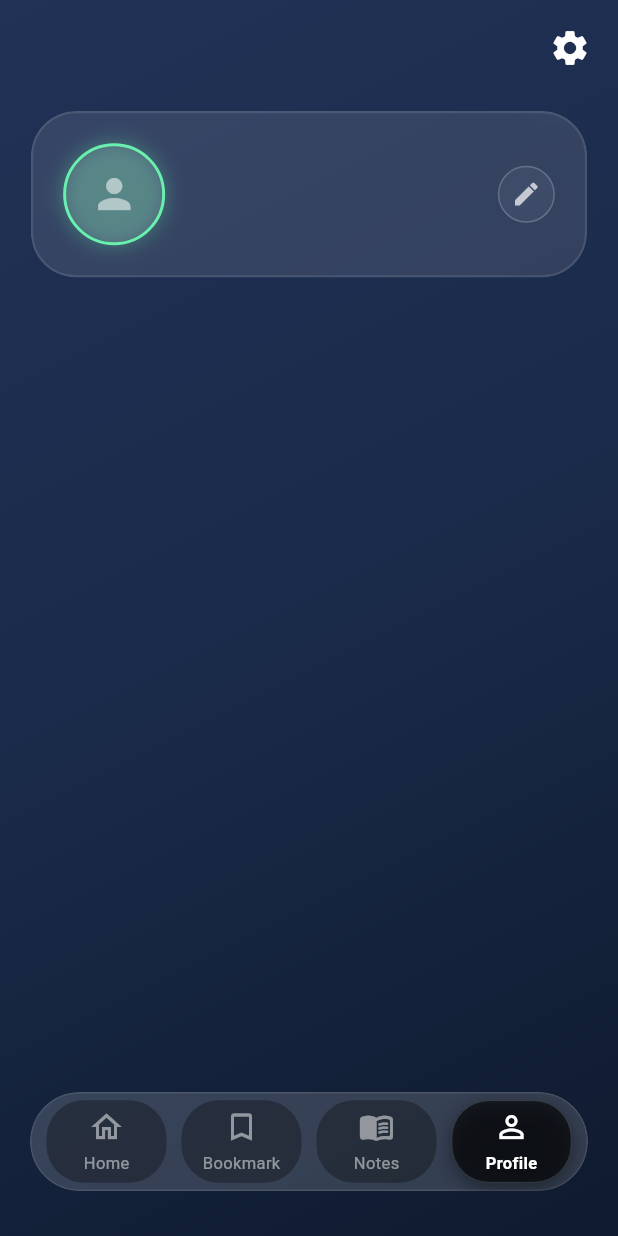
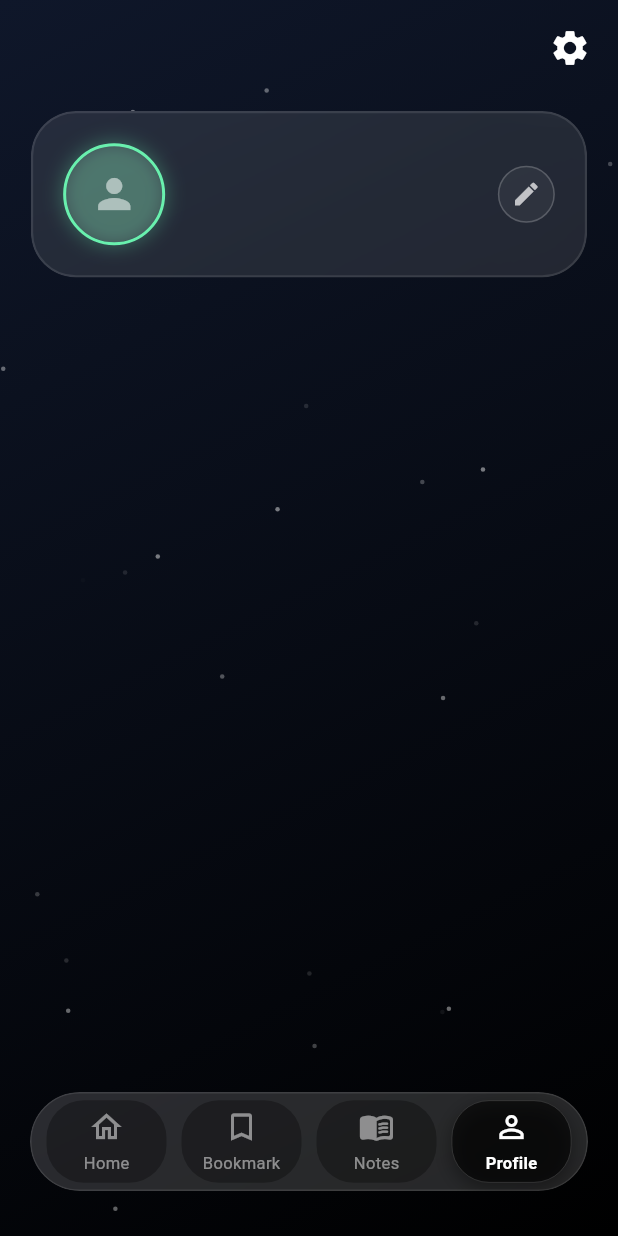
Before and after one commit to Ryan0221/cikgoo_math_ai, a Flutter app: the screen it shows once a user with an empty profile is signed in, item 4 of the bottom bar chosen, on a phone screen of 412 x 824 dp. Run offline on Flutter 3.47's test engine with Material 3 defaults, Android fonts, the phone set to English and light mode, and no system bars; our stand-ins replace cloud_firestore, file_picker, firebase_auth, firebase_core, firebase_storage, flutter_dotenv and 4 more; missing offline and left inert: flutter_math_fork, syncfusion_flutter_pdfviewer; accounts and stored records are empty; network calls fail.

Commit message:
Edit Update, add theme selection

```diff
--- a/lib/pages/first_page.dart
+++ b/lib/pages/first_page.dart
@@ -6,6 +6,7 @@ import 'package:cikgoo_math_ai/pages/notes.dart';
 import 'package:cikgoo_math_ai/pages/profile.dart';
 import 'package:cikgoo_math_ai/pages/bookmark.dart';
 
+import '../services/theme_manager.dart';
 import 'home.dart';
 
 class FirstPage extends StatefulWidget {
@@ -33,8 +34,14 @@ class _FirstPageState extends State<FirstPage> {
 
   @override
   Widget build(BuildContext context) {
+    // Listen to theme changes to rebuild the scaffold and nav bar
+    return ValueListenableBuilder<String>(
+        valueListenable: appThemeNotifier,
+        builder: (context, themeStr, child) {
+          bool isLight = themeStr == 'light';
+
           return Scaffold(
-      backgroundColor: Colors.black,
+            backgroundColor: Colors.transparent,
       // extendBody allows the background to flow under the nav bar to show the blur effect
       extendBody: true,
 
@@ -62,8 +69,8 @@ class _FirstPageState extends State<FirstPage> {
 
           return false; // Return false so the scroll events continue to function normally
         },
-        // Wrap the active page in the StarryBackground
-        child: StarryBackground(
+        // Wrap the active page in the Dynamic Background
+        child: DynamicBackground(
           child: _pages[_selectedIndex],
         ),
       ),
@@ -92,10 +99,10 @@ class _FirstPageState extends State<FirstPage> {
                 child: Row(
                   mainAxisAlignment: MainAxisAlignment.spaceEvenly,
                   children: [
-                    _buildNavItem(Icons.home_outlined, 'Home', 0),
-                    _buildNavItem(Icons.bookmark_border, 'Bookmark', 1),
-                    _buildNavItem(Icons.menu_book_rounded, 'Notes', 2),
-                    _buildNavItem(Icons.person_outline, 'Profile', 3),
+                    _buildNavItem(Icons.home_outlined, 'Home', 0, isLight),
+                    _buildNavItem(Icons.bookmark_border, 'Bookmark', 1, isLight),
+                    _buildNavItem(Icons.menu_book_rounded, 'Notes', 2, isLight),
+                    _buildNavItem(Icons.person_outline, 'Profile', 3, isLight),
                   ],
                 ),
               ),
@@ -105,10 +112,18 @@ class _FirstPageState extends State<FirstPage> {
       ),
           );
         }
+    );
+  }
 
   // Custom widget to match the Apple "dark pill" style from the generated image
-  Widget _buildNavItem(IconData icon, String label, int index) {
+  Widget _buildNavItem(IconData icon, String label, int index, bool isLight) {
     bool isSelected = _selectedIndex == index;
+
+    // Theme-based colors for the pill
+    Color activeBgColor = isLight ? Colors.blueAccent.withValues(alpha: 0.2) : Colors.black.withValues(alpha: 0.6);
+    Color inactiveBgColor = isLight ? Colors.transparent : Colors.black.withValues(alpha: 0.3);
+    Color activeIconColor = isLight ? Colors.blue[800]! : Colors.white;
+    Color inactiveIconColor = isLight ? Colors.grey[600]! : Colors.white.withValues(alpha: 0.5);
 
     return GestureDetector(
       onTap: () => _navigateBottomBar(index),
@@ -170,41 +185,32 @@ class _FirstPageState extends State<FirstPage> {
   }
 }
 
-// --- MOVED STARRY BACKGROUND FEATURE CLASSES ---
-
+// --- DYNAMIC BACKGROUND CLASSES ---
 class Star {
-  double x;
-  double y;
-  double maxOpacity;
-  double currentOpacity = 0.0;
-  int state = 0; // 0: completely dark, 1: brightening up, 2: dimming down
-
+  double x, y, maxOpacity, currentOpacity = 0.0;
+  int state = 0;
   Star({required this.x, required this.y, required this.maxOpacity});
 }
 
-class StarryBackground extends StatefulWidget {
+class DynamicBackground extends StatefulWidget {
   final Widget child;
-
-  const StarryBackground({super.key, required this.child});
+  const DynamicBackground({super.key, required this.child});
 
   @override
-  State<StarryBackground> createState() => _StarryBackgroundState();
+  State<DynamicBackground> createState() => _DynamicBackgroundState();
 }
 
-class _StarryBackgroundState extends State<StarryBackground> with SingleTickerProviderStateMixin {
+class _DynamicBackgroundState extends State<DynamicBackground> with SingleTickerProviderStateMixin {
   late AnimationController _controller;
   final List<Star> _stars = [];
-  final int _starCount = 100; // Number of stars
+  final int _starCount = 100;
   final Random _random = Random();
 
   @override
   void initState() {
     super.initState();
-    // Constantly ticking animation controller to update the star brightness
     _controller = AnimationController(vsync: this, duration: const Duration(seconds: 1))
-      ..addListener(() {
-        _updateStars();
-      })
+      ..addListener(() => _updateStars())
       ..repeat();
   }
 
@@ -213,47 +219,35 @@ class _StarryBackgroundState extends State<StarryBackground> with SingleTickerPr
     super.didChangeDependencies();
     if (_stars.isEmpty) {
       final size = MediaQuery.of(context).size;
-      // Initialize stars spread randomly across the screen
       for (int i = 0; i < _starCount; i++) {
         _stars.add(Star(
           x: _random.nextDouble() * size.width,
           y: _random.nextDouble() * size.height,
-          maxOpacity: 0.3 + _random.nextDouble() * 0.7, // Random maximum brightness
+          maxOpacity: 0.3 + _random.nextDouble() * 0.7,
         ));
       }
     }
   }
 
   void _updateStars() {
+    // Only update logic if starry theme is active
+    if (appThemeNotifier.value != 'dark_starry') return;
+
     bool needsRepaint = false;
     for (var star in _stars) {
       if (star.state == 0) {
-        // Star is dark: Very low probability it decides to start shining on this frame
-        if (_random.nextDouble() < 0.01) {
-          star.state = 1;
-          needsRepaint = true;
-        }
+        if (_random.nextDouble() < 0.01) { star.state = 1; needsRepaint = true; }
       } else if (star.state == 1) {
-        // Brightening up
         star.currentOpacity += 0.015;
-        if (star.currentOpacity >= star.maxOpacity) {
-          star.state = 2; // Reached peak, start dimming
-        }
+        if (star.currentOpacity >= star.maxOpacity) star.state = 2;
         needsRepaint = true;
       } else if (star.state == 2) {
-        // Dimming down
         star.currentOpacity -= 0.010;
-        if (star.currentOpacity <= 0) {
-          star.currentOpacity = 0;
-          star.state = 0; // Back to dark
-        }
+        if (star.currentOpacity <= 0) { star.currentOpacity = 0; star.state = 0; }
         needsRepaint = true;
       }
     }
-    // Only rebuild if a star is actively shining
-    if (needsRepaint) {
-      setState(() {});
-    }
+    if (needsRepaint) setState(() {});
   }
 
   @override
@@ -264,29 +258,36 @@ class _StarryBackgroundState extends State<StarryBackground> with SingleTickerPr
 
   @override
   Widget build(BuildContext context) {
+    return ValueListenableBuilder<String>(
+        valueListenable: appThemeNotifier,
+        builder: (context, themeStr, child) {
+          bool isLight = themeStr == 'light';
+          bool isStarry = themeStr == 'dark_starry';
+
           return Stack(
             children: [
-        // Base dark background (Using your beautiful gradient)
+              // 1. Base Background
               Container(
-          decoration: const BoxDecoration(
-            gradient: LinearGradient(
-              colors: [
-                Color(0xFF0F172A),
-                Color(0xFF000000),
-              ], // Soft pastel gradient
+                decoration: BoxDecoration(
+                  color: isLight ? const Color(0xFFF0F4F8) : null,
+                  gradient: isLight ? null : const LinearGradient(
+                    colors: [Color(0xFF0F172A), Color(0xFF000000)],
                     begin: Alignment.topLeft,
                     end: Alignment.bottomRight,
                   ),
                 ),
               ),
-        // Draws the animated stars
+              // 2. Stars (Only if dark_starry)
+              if (isStarry)
                 CustomPaint(
                   size: Size.infinite,
                   painter: StarPainter(_stars),
                 ),
-        // Your main interactive UI overlaid on top
+              // 3. Page Content
               widget.child,
             ],
+          );
+        }
     );
   }
 }
@@ -301,7 +302,6 @@ class StarPainter extends CustomPainter {
     for (var star in stars) {
       if (star.currentOpacity > 0) {
         paint.color = Colors.white.withValues(alpha: star.currentOpacity);
-        // Drawing a small star.
         canvas.drawCircle(Offset(star.x, star.y), 1.5, paint);
       }
     }
--- a/lib/pages/profile.dart
+++ b/lib/pages/profile.dart
@@ -3,6 +3,7 @@ import 'dart:ui';
 import 'package:firebase_auth/firebase_auth.dart';
 import 'package:google_sign_in/google_sign_in.dart';
 import 'package:cloud_firestore/cloud_firestore.dart';
+import '../services/theme_manager.dart';
 
 class Profile extends StatefulWidget {
   const Profile({super.key});
@@ -152,28 +153,60 @@ class _ProfileState extends State<Profile> {
     );
   }
 
+  // --- NEW: Theme Selection Dialog ---
+  void _showThemeDialog(BuildContext context, bool isDark) {
+    showDialog(
+        context: context,
+        builder: (context) {
+          return AlertDialog(
+            backgroundColor: isDark ? const Color(0xFF1A2A49) : Colors.white,
+            shape: RoundedRectangleBorder(borderRadius: BorderRadius.circular(20)),
+            title: Text("Select Theme", style: TextStyle(color: isDark ? Colors.white : Colors.black87)),
+            content: Column(
+              mainAxisSize: MainAxisSize.min,
+              children: [
+                _buildThemeTile("Light Mode", Icons.light_mode, 'light', isDark),
+                _buildThemeTile("Dark Mode (Pure)", Icons.dark_mode, 'dark_none', isDark),
+                _buildThemeTile("Dark Mode (Starry)", Icons.auto_awesome, 'dark_starry', isDark),
+              ],
+            ),
+          );
+        }
+    );
+  }
+
+  Widget _buildThemeTile(String title, IconData icon, String themeValue, bool isDark) {
+    Color textColor = isDark ? Colors.white : Colors.black87;
+    bool isSelected = appThemeNotifier.value == themeValue;
+
+    return ListTile(
+      leading: Icon(icon, color: isSelected ? Colors.blueAccent : textColor),
+      title: Text(title, style: TextStyle(color: isSelected ? Colors.blueAccent : textColor, fontWeight: isSelected ? FontWeight.bold : FontWeight.normal)),
+      trailing: isSelected ? const Icon(Icons.check, color: Colors.blueAccent) : null,
+      onTap: () {
+        appThemeNotifier.value = themeValue;
+        Navigator.pop(context);
+      },
+    );
+  }
+
   @override
   Widget build(BuildContext context) {
     final User? user = FirebaseAuth.instance.currentUser;
 
-    return Scaffold(
-      body: Stack(
-        children: [
-          Container(
-            decoration: const BoxDecoration(
-              gradient: LinearGradient(
-                colors: [
-                  Color(0xFF223257),
-                  Color(0xFF1A2A49),
-                  Color(0xFF0E1A2E),
-                ],
-                begin: Alignment.topLeft,
-                end: Alignment.bottomRight,
-              ),
-            ),
-          ),
+    // Listen to theme to adjust text colors
+    return ValueListenableBuilder<String>(
+        valueListenable: appThemeNotifier,
+        builder: (context, themeStr, child) {
+          bool isDark = themeStr.startsWith('dark');
+          Color textColor = isDark ? Colors.white : Colors.black87;
+          Color subTextColor = isDark ? Colors.white.withValues(alpha: 0.6) : Colors.black54;
 
-          SafeArea(
+          return Scaffold(
+            // 1. MAKE SCAFFOLD TRANSPARENT SO THE GLOBAL BACKGROUND SHOWS THROUGH!
+            backgroundColor: Colors.transparent,
+
+          body: SafeArea(
             child: Column(
               children: [
                 Align(
@@ -231,8 +264,19 @@ class _ProfileState extends State<Profile> {
                               _signOut(context);
                             }
                           },
+
                           itemBuilder: (BuildContext context) {
                             return [
+                              PopupMenuItem<String>(
+                                value: 'Change Theme',
+                                child: Row(
+                                  children: [
+                                    Icon(Icons.palette, color: isDark ? Colors.white70 : Colors.black54, size: 22),
+                                    const SizedBox(width: 22),
+                                    Text('Change Theme', style: TextStyle(color: textColor, fontWeight: FontWeight.w500)),
+                                  ],
+                                ),
+                              ),
                               const PopupMenuItem<String>(
                                 value: 'Switch Language',
                                 child: Row(
@@ -388,8 +432,8 @@ class _ProfileState extends State<Profile> {
               ],
             ),
           ),
-        ],
-      ),
+          );
+        }
     );
   }
 }
--- /dev/null
+++ b/lib/services/theme_manager.dart
@@ -0,0 +1,5 @@
+import 'package:flutter/material.dart';
+
+// Global notifier for the app theme.
+// Options: 'light', 'dark_none', 'dark_starry'
+final ValueNotifier<String> appThemeNotifier = ValueNotifier<String>('dark_starry');
```
Also changed, not shown: lib/pages/admin_edit.dart (+77 -74 lines). Lines whose indentation alone changed are shown as unchanged.
